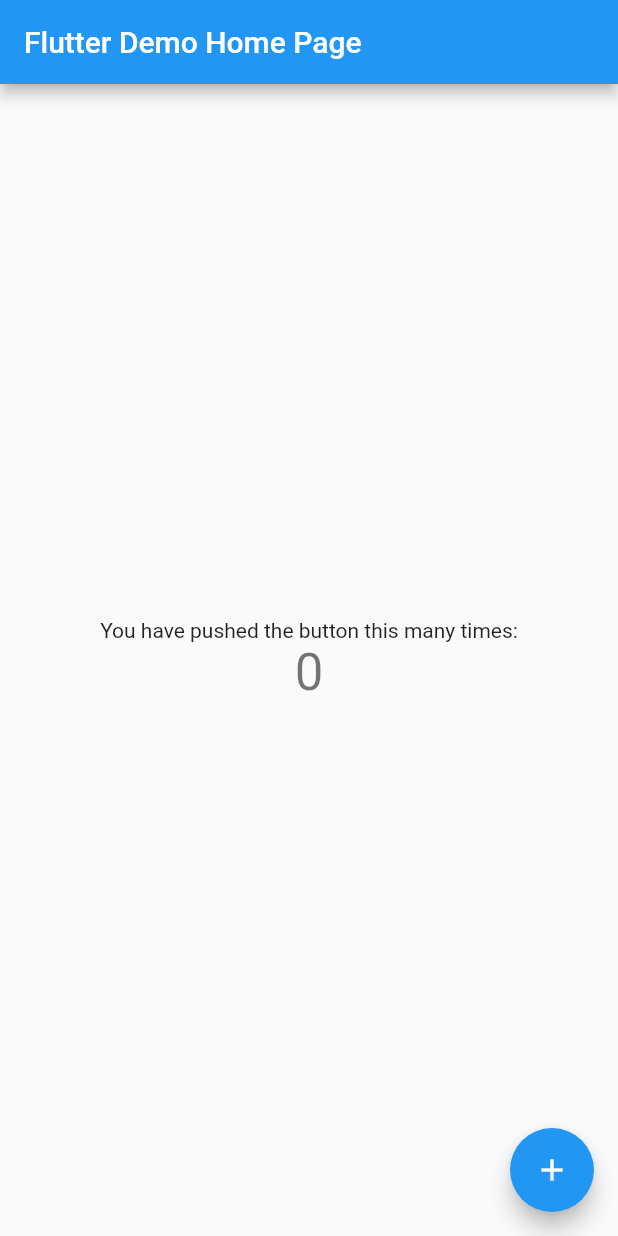
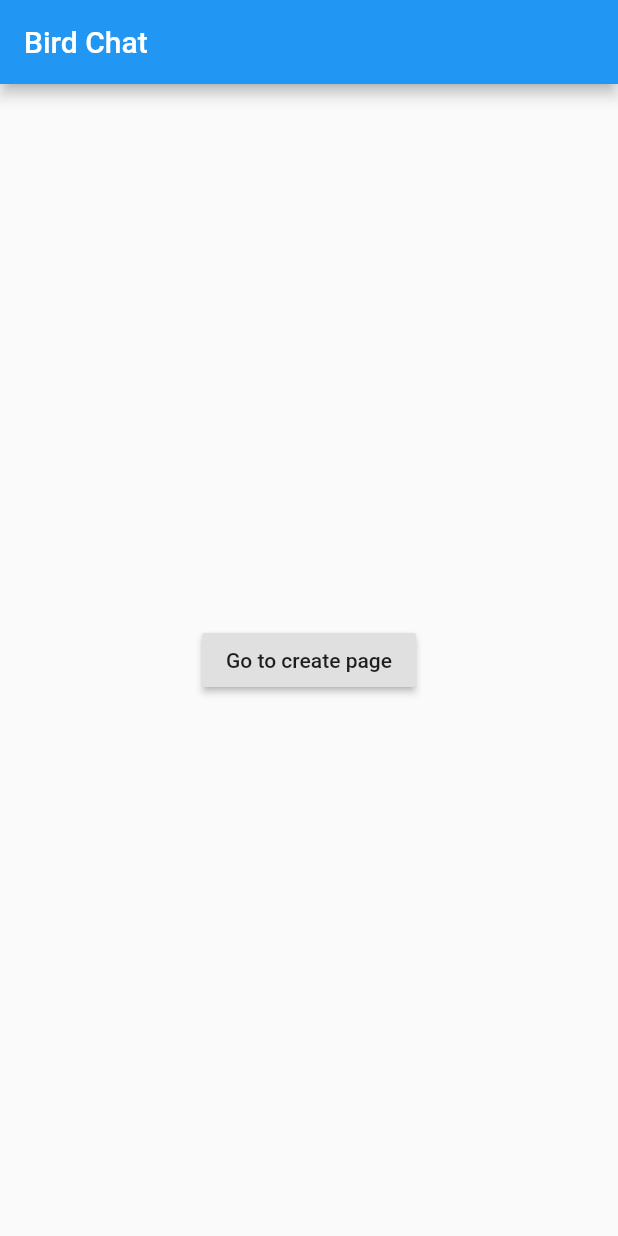
Before and after one commit to afonsoafonsoafonso/bird-chat, a Flutter app: the screen it shows after launch, on a phone screen of 412 x 824 dp. Run offline on Flutter 3.47's test engine with Material 2 defaults, Android fonts, the phone set to English and light mode, and no system bars.

Commit message:
setting up things for develpment

```diff
--- a/bird_chat/lib/main.dart
+++ b/bird_chat/lib/main.dart
@@ -1,111 +1,76 @@
 import 'package:flutter/material.dart';
 
-void main() => runApp(MyApp());
+void main() {
+  runApp(NavigationExampleApp());
+}
 
-class MyApp extends StatelessWidget {
-  // This widget is the root of your application.
+class NavigationExampleApp extends StatelessWidget {
   @override
   Widget build(BuildContext context) {
+    // The MaterialApp's home is automatically set as the bottom of the navigation stack
     return MaterialApp(
-      title: 'Flutter Demo',
+      title: 'Navigation Example',
       theme: ThemeData(
-        // This is the theme of your application.
-        //
-        // Try running your application with "flutter run". You'll see the
-        // application has a blue toolbar. Then, without quitting the app, try
-        // changing the primarySwatch below to Colors.green and then invoke
-        // "hot reload" (press "r" in the console where you ran "flutter run",
-        // or simply save your changes to "hot reload" in a Flutter IDE).
-        // Notice that the counter didn't reset back to zero; the application
-        // is not restarted.
         primarySwatch: Colors.blue,
       ),
-      home: MyHomePage(title: 'Flutter Demo Home Page'),
+      home: FirstScreen(),
     );
   }
 }
 
-class MyHomePage extends StatefulWidget {
-  MyHomePage({Key key, this.title}) : super(key: key);
-
-  // This widget is the home page of your application. It is stateful, meaning
-  // that it has a State object (defined below) that contains fields that affect
-  // how it looks.
-
-  // This class is the configuration for the state. It holds the values (in this
-  // case the title) provided by the parent (in this case the App widget) and
-  // used by the build method of the State. Fields in a Widget subclass are
-  // always marked "final".
-
-  final String title;
-
-  @override
-  _MyHomePageState createState() => _MyHomePageState();
-}
-
-class _MyHomePageState extends State<MyHomePage> {
-  int _counter = 0;
-
-  void _incrementCounter() {
-    setState(() {
-      // This call to setState tells the Flutter framework that something has
-      // changed in this State, which causes it to rerun the build method below
-      // so that the display can reflect the updated values. If we changed
-      // _counter without calling setState(), then the build method would not be
-      // called again, and so nothing would appear to happen.
-      _counter++;
-    });
-  }
-
+class FirstScreen extends StatelessWidget {
   @override
   Widget build(BuildContext context) {
-    // This method is rerun every time setState is called, for instance as done
-    // by the _incrementCounter method above.
-    //
-    // The Flutter framework has been optimized to make rerunning build methods
-    // fast, so that you can just rebuild anything that needs updating rather
-    // than having to individually change instances of widgets.
     return Scaffold(
       appBar: AppBar(
-        // Here we take the value from the MyHomePage object that was created by
-        // the App.build method, and use it to set our appbar title.
-        title: Text(widget.title),
+        title: const Text('Bird Chat'),
       ),
       body: Center(
-        // Center is a layout widget. It takes a single child and positions it
-        // in the middle of the parent.
-        child: Column(
-          // Column is also a layout widget. It takes a list of children and
-          // arranges them vertically. By default, it sizes itself to fit its
-          // children horizontally, and tries to be as tall as its parent.
-          //
-          // Invoke "debug painting" (press "p" in the console, choose the
-          // "Toggle Debug Paint" action from the Flutter Inspector in Android
-          // Studio, or the "Toggle Debug Paint" command in Visual Studio Code)
-          // to see the wireframe for each widget.
-          //
-          // Column has various properties to control how it sizes itself and
-          // how it positions its children. Here we use mainAxisAlignment to
-          // center the children vertically; the main axis here is the vertical
-          // axis because Columns are vertical (the cross axis would be
-          // horizontal).
-          mainAxisAlignment: MainAxisAlignment.center,
-          children: <Widget>[
-            Text(
-              'You have pushed the button this many times:',
-            ),
-            Text(
-              '$_counter',
-              style: Theme.of(context).textTheme.display1,
-            ),
-          ],
+        child: RaisedButton(
+          child: const Text('Go to create page'),
+          onPressed: () {
+            // Pushs the SecondScreen widget onto the navigation stack
+            Navigator.of(context)
+                .push(MaterialPageRoute(builder: (_) => SecondScreen()));
+          },
         ),
       ),
-      floatingActionButton: FloatingActionButton(
-        onPressed: _incrementCounter,
-        tooltip: 'Increment',
-        child: Icon(Icons.add),
-      ), // This trailing comma makes auto-formatting nicer for build methods.
     );
   }
 }
+
+class SecondScreen extends StatelessWidget {
+  @override
+  Widget build(BuildContext context) {
+    return Scaffold(
+      appBar: AppBar(
+        title: const Text('Second Screen'),
+      ),
+      body: Center(
+        child: RaisedButton(
+          child: const Text('Go to First'),
+          // Pops Second Screen off the navigation stack
+          onPressed: () => Navigator.of(context).pop(),
+        ),
+      ),
+    );
+  }
+}
+
+class CreateScreen extends StatelessWidget {
+ @override
+  Widget build(BuildContext context) {
+    return Scaffold(
+      appBar: AppBar(
+        title: const Text('Second Screen'),
+      ),
+      body: Center(
+        child: RaisedButton(
+          child: const Text('Go to First'),
+          // Pops Second Screen off the navigation stack
+          onPressed: () => Navigator.of(context).pop(),
+        ),
+      ),
+    );
+  }
+}
```
Also changed, not shown: bird_chat/lib/create.dart (added), 1 other file.
